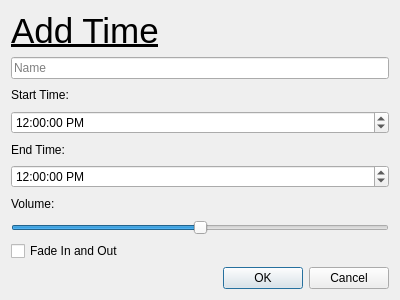
Old version of the form IntercomMusicPlayer/addtime.ui in the repository wiihoffmann/Intercom-Audioplayer.
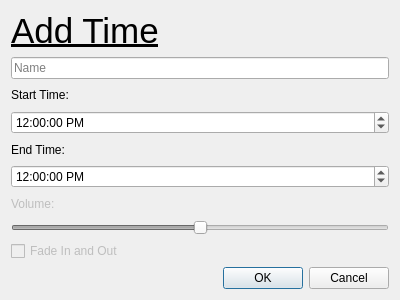
New version of the form.

Patch:
```diff
--- a/IntercomMusicPlayer/addtime.ui
+++ b/IntercomMusicPlayer/addtime.ui
@@ -84,6 +84,9 @@
    </item>
    <item row="6" column="0">
     <widget class="QLabel" name="volume_Label">
+     <property name="enabled">
+      <bool>false</bool>
+     </property>
      <property name="text">
       <string>Volume:</string>
      </property>
@@ -91,6 +94,9 @@
    </item>
    <item row="7" column="0">
     <widget class="QSlider" name="volume_Slider">
+     <property name="enabled">
+      <bool>false</bool>
+     </property>
      <property name="maximum">
       <number>100</number>
      </property>
@@ -104,6 +110,9 @@
    </item>
    <item row="8" column="0">
     <widget class="QCheckBox" name="fade_checkBox">
+     <property name="enabled">
+      <bool>false</bool>
+     </property>
      <property name="text">
       <string>Fade In and Out</string>
      </property>
```
